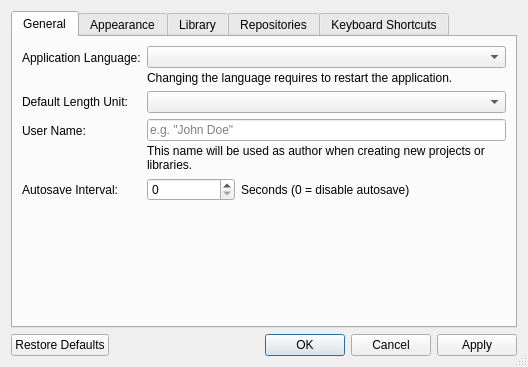
Qt form libs/librepcb/editor/workspace/workspacesettingsdialog.ui (LibrePCB/LibrePCB) before a commit.
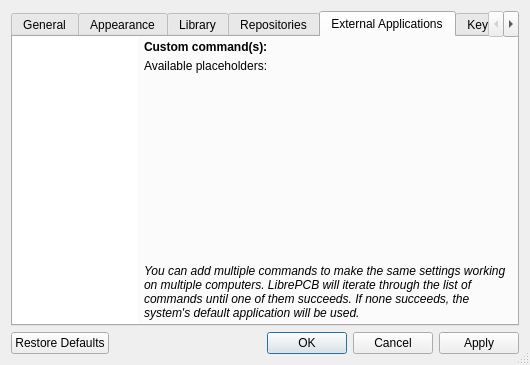
The same form after that commit. Custom widgets are drawn as their Qt base class.

Commit message:
Merge pull request #996 from LibrePCB/extend-external-applications-config
Workspace setting: Extend external applications config

# Conflicts:
#	libs/librepcb/core/workspace/workspacesettings.cpp
#	libs/librepcb/core/workspace/workspacesettings.h
#	libs/librepcb/editor/workspace/desktopservices.cpp
#	libs/librepcb/editor/workspace/workspacesettingsdialog.cpp
#	libs/librepcb/editor/workspace/workspacesettingsdialog.ui
#	tests/unittests/core/workspace/workspacesettingstest.cpp

```diff
--- a/libs/librepcb/editor/workspace/workspacesettingsdialog.ui
+++ b/libs/librepcb/editor/workspace/workspacesettingsdialog.ui
@@ -9,8 +9,8 @@
    <rect>
     <x>0</x>
     <y>0</y>
-    <width>528</width>
-    <height>367</height>
+    <width>530</width>
+    <height>365</height>
    </rect>
   </property>
   <property name="windowTitle">
@@ -26,7 +26,7 @@
    <item>
     <widget class="QTabWidget" name="tabWidget">
      <property name="currentIndex">
-      <number>0</number>
+      <number>4</number>
      </property>
      <widget class="QWidget" name="generalTab">
       <attribute name="title">
@@ -280,6 +280,107 @@
        </item>
       </layout>
      </widget>
+     <widget class="QWidget" name="externalApplicationsTab">
+      <attribute name="title">
+       <string>External Applications</string>
+      </attribute>
+      <layout class="QHBoxLayout" name="horizontalLayout_2" stretch="1,3">
+       <property name="leftMargin">
+        <number>0</number>
+       </property>
+       <property name="topMargin">
+        <number>0</number>
+       </property>
+       <property name="rightMargin">
+        <number>0</number>
+       </property>
+       <property name="bottomMargin">
+        <number>0</number>
+       </property>
+       <item>
+        <widget class="QListWidget" name="lstExternalApplications">
+         <property name="frameShape">
+          <enum>QFrame::NoFrame</enum>
+         </property>
+         <property name="horizontalScrollBarPolicy">
+          <enum>Qt::ScrollBarAlwaysOff</enum>
+         </property>
+         <property name="editTriggers">
+          <set>QAbstractItemView::NoEditTriggers</set>
+         </property>
+         <property name="tabKeyNavigation">
+          <bool>true</bool>
+         </property>
+        </widget>
+       </item>
+       <item>
+        <layout class="QVBoxLayout" name="verticalLayout_6" stretch="0,0,0,1">
+         <property name="spacing">
+          <number>3</number>
+         </property>
+         <property name="topMargin">
+          <number>3</number>
+         </property>
+         <property name="rightMargin">
+          <number>9</number>
+         </property>
+         <property name="bottomMargin">
+          <number>4</number>
+         </property>
+         <item>
+          <widget class="QLabel" name="label_14">
+           <property name="font">
+            <font>
+             <bold>true</bold>
+            </font>
+           </property>
+           <property name="text">
+            <string>Custom command(s):</string>
+           </property>
+          </widget>
+         </item>
+         <item>
+          <layout class="QVBoxLayout" name="layoutExternalApplicationCommands">
+           <property name="spacing">
+            <number>1</number>
+           </property>
+           <property name="bottomMargin">
+            <number>2</number>
+           </property>
+          </layout>
+         </item>
+         <item>
+          <widget class="QLabel" name="lblExternalApplicationsPlaceholders">
+           <property name="text">
+            <string notr="true">Available placeholders:</string>
+           </property>
+           <property name="wordWrap">
+            <bool>true</bool>
+           </property>
+          </widget>
+         </item>
+         <item>
+          <widget class="QLabel" name="label_13">
+           <property name="font">
+            <font>
+             <italic>true</italic>
+            </font>
+           </property>
+           <property name="text">
+            <string>You can add multiple commands to make the same settings working on multiple computers. LibrePCB will iterate through the list of commands until one of them succeeds. If none succeeds, the system's default application will be used.</string>
+           </property>
+           <property name="alignment">
+            <set>Qt::AlignBottom|Qt::AlignLeading|Qt::AlignLeft</set>
+           </property>
+           <property name="wordWrap">
+            <bool>true</bool>
+           </property>
+          </widget>
+         </item>
+        </layout>
+       </item>
+      </layout>
+     </widget>
      <widget class="QWidget" name="keyboardShortcutsTab">
       <attribute name="title">
        <string>Keyboard Shortcuts</string>
```
The commit also changes 22 other files.
